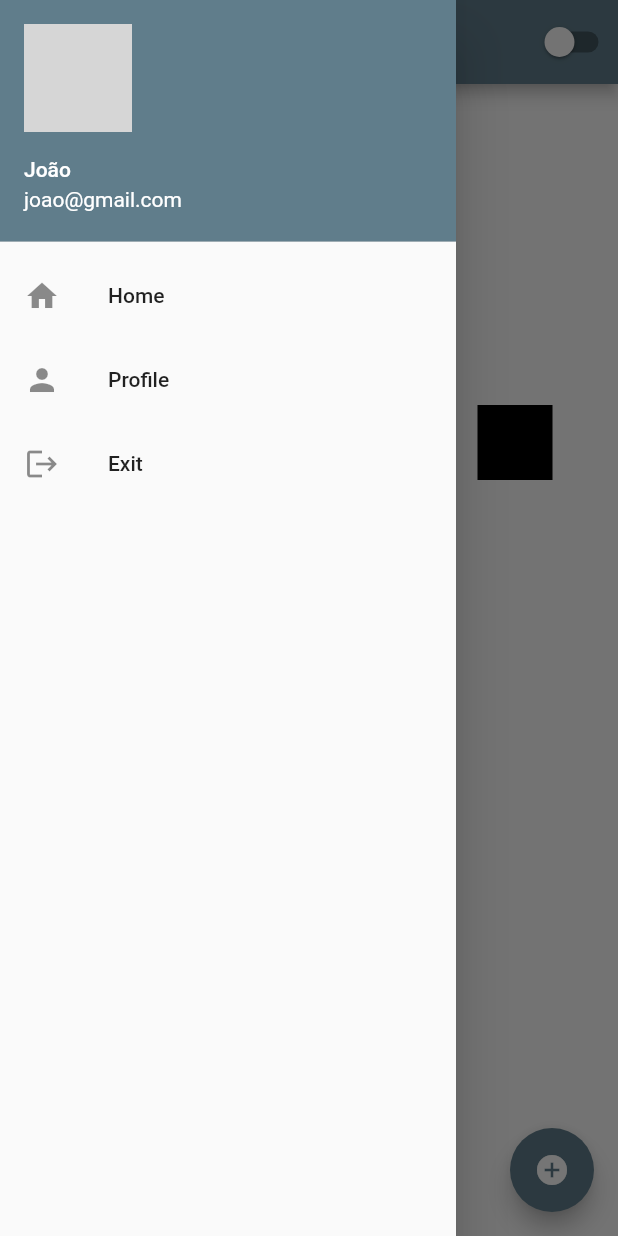
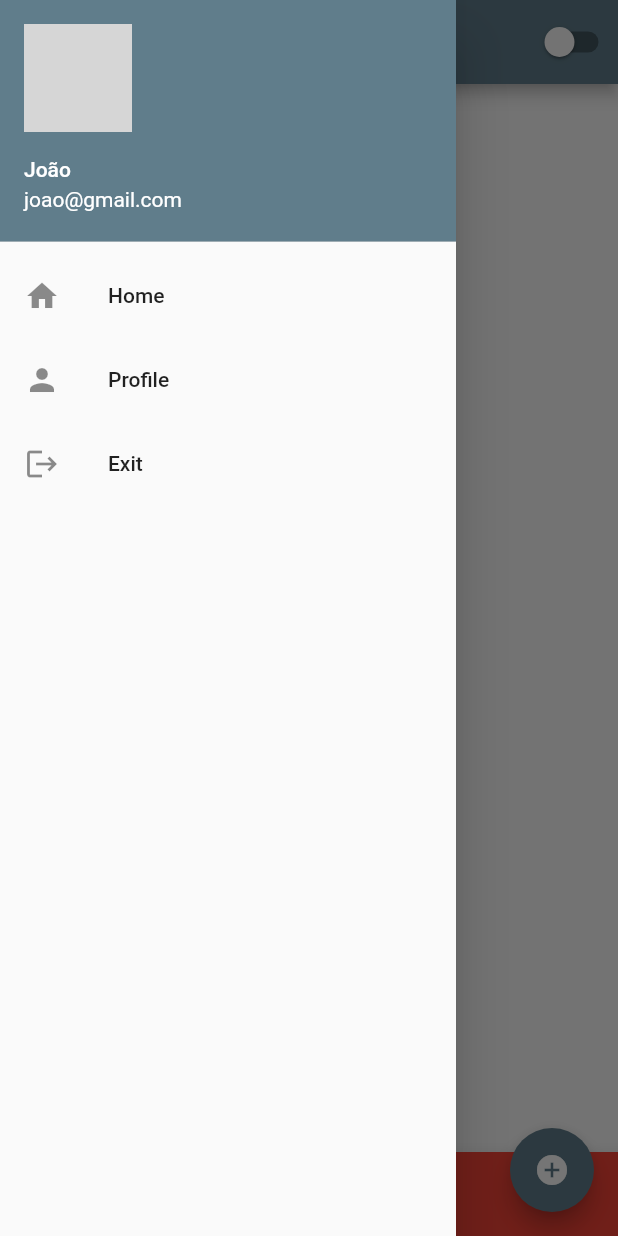
Before and after one commit to JoaoObara/flutter_aula2021_1-master, a Flutter app: the HomePage screen opened by its route, with the side drawer open, on a phone screen of 412 x 824 dp. Run offline on Flutter 3.47's test engine with Material 2 defaults, Android fonts, the phone set to English and light mode, and no system bars; network calls fail; grey boxes are pictures that could not be loaded.

Commit message:
Implentação da bottom navigation bar em home page

```diff
--- a/flutter_aula2021_1-master/lib/bottom_navigation_bar.dart
+++ b/flutter_aula2021_1-master/lib/bottom_navigation_bar.dart
@@ -1,21 +1,16 @@
 import 'package:flutter/material.dart';
 
-void main() => runApp(bottom_nav());
-
+//Classe Principal
 class bottom_nav extends StatelessWidget {
-  const bottom_nav({Key? key}) : super(key: key);
-
-  static const String _tittle = 'flutter Code Simple';
-
   @override
   Widget build(BuildContext context) {
     return MaterialApp(
-      title: _tittle,
       home: MyStatefulWidget(),
     );
   }
 }
 
+//
 class MyStatefulWidget extends StatefulWidget {
   const MyStatefulWidget({Key? key}) : super(key: key);
 
@@ -52,12 +47,10 @@ class _MyStatefulWidgetState extends State<MyStatefulWidget> {
     });
   }
 
+//Barra de navegação
   @override
   Widget build(BuildContext context) {
     return Scaffold(
-      appBar: AppBar(
-        title: const Text('Bottom NavigationBar Sample'),
-      ),
       body: Center(child: _widgetOptions.elementAt(_selectedIndex)),
       bottomNavigationBar: BottomNavigationBar(
         items: const <BottomNavigationBarItem>[
@@ -82,6 +75,7 @@ class _MyStatefulWidgetState extends State<MyStatefulWidget> {
             backgroundColor: Colors.pink,
           ),
         ],
+        //Navegação
         currentIndex: _selectedIndex,
         selectedItemColor: Colors.amber[800],
         onTap: _onItemTapped,
--- a/flutter_aula2021_1-master/lib/home_page.dart
+++ b/flutter_aula2021_1-master/lib/home_page.dart
@@ -1,5 +1,6 @@
 // sempre se cria uma classe que vai dentro da classe StateFul
 import 'package:flutter/material.dart';
+import 'package:ola_mundo/bottom_navigation_bar.dart';
 
 import 'app_controller.dart';
 import 'menu_drawer.dart';
@@ -25,7 +26,8 @@ class HomePageState extends State<HomePage> {
         actions: [CustomSwitch()],
       ),
 
-      body: Container(
+      body: bottom_nav()
+      /* Container( //Conteudo que já estava inicialmente
         width: double.infinity,
         height: double.infinity,
         child: ListView(
@@ -64,7 +66,8 @@ class HomePageState extends State<HomePage> {
             ),
           ],
         ),
-      ),
+      ) */
+      ,
       // passando botao
       floatingActionButton: FloatingActionButton(
         child: Icon(Icons.add_circle),
```
